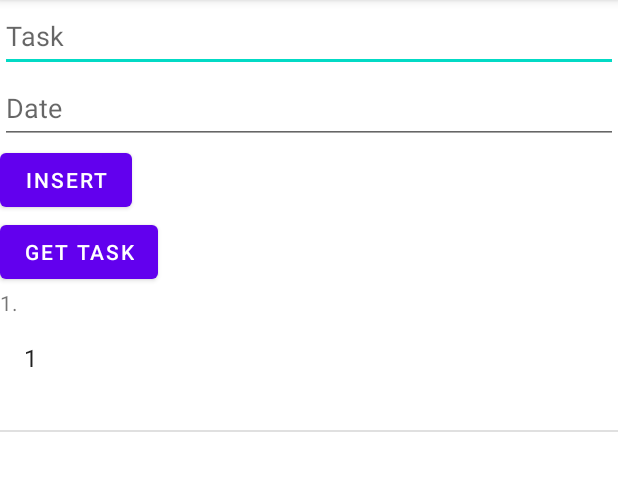
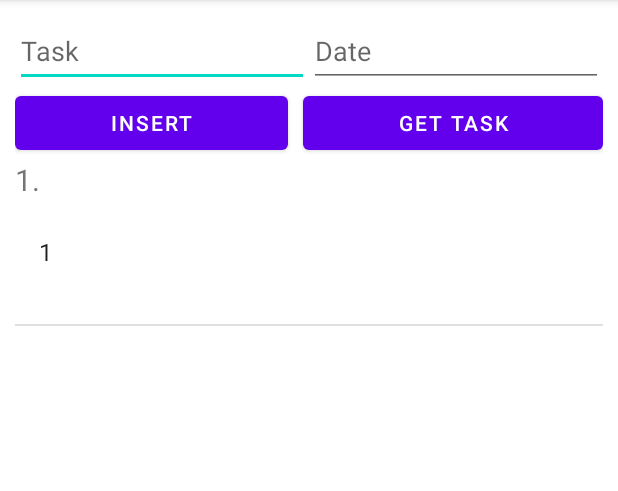
Before and after one commit to 20029699-Yap-Branlynn/L08_DemoDatabase, an Android app: the screen it shows after launch (MainActivity), after a tap on "GET TASK", on a phone screen of 412 x 824 dp, the part 84-575 px from its top. Run offline under Robolectric (Android 15) with nearby library versions, the phone set to English and light mode, and no system bars.

```diff
--- a/app/src/main/java/sg/edu/rp/c346/id20029699/demodatabase/DBHelper.java
+++ b/app/src/main/java/sg/edu/rp/c346/id20029699/demodatabase/DBHelper.java
@@ -59,6 +59,7 @@ public class DBHelper extends SQLiteOpenHelper {
         values.put(COLUMN_DATE, date);
         // Insert the row into the TABLE_TASK
         db.insert(TABLE_TASK, null, values);
+
         // Close the database connection
         db.close();
     }
@@ -99,7 +100,8 @@ public class DBHelper extends SQLiteOpenHelper {
         String selectQuery = "SELECT " + COLUMN_ID + ", "
                 + COLUMN_DESCRIPTION + ", "
                 + COLUMN_DATE
-                + " FROM " + TABLE_TASK;
+                + " FROM " + TABLE_TASK
+                + " ORDER BY " + COLUMN_DESCRIPTION + " ASC";
 
         SQLiteDatabase db = this.getReadableDatabase();
         Cursor cursor = db.rawQuery(selectQuery, null);
@@ -118,4 +120,9 @@ public class DBHelper extends SQLiteOpenHelper {
         return tasks;
     }
 
+    public void delete(String D) {
+        String delete = "DELETE FROM " + TABLE_TASK;
+        SQLiteDatabase db = this.getWritableDatabase();
+        db.execSQL(delete);
+    }
 }
--- a/app/src/main/java/sg/edu/rp/c346/id20029699/demodatabase/MainActivity.java
+++ b/app/src/main/java/sg/edu/rp/c346/id20029699/demodatabase/MainActivity.java
@@ -2,6 +2,7 @@ package sg.edu.rp.c346.id20029699.demodatabase;
 
 import androidx.appcompat.app.AppCompatActivity;
 
+import android.database.sqlite.SQLiteDatabase;
 import android.os.Bundle;
 import android.util.Log;
 import android.view.View;
@@ -12,6 +13,10 @@ import android.widget.ListView;
 import android.widget.TextView;
 
 import java.util.ArrayList;
+
+import java.io.*;
+import java.util.Arrays;
+import java.util.Collections;
 
 public class MainActivity extends AppCompatActivity {
 
@@ -66,12 +71,16 @@ public class MainActivity extends AppCompatActivity {
                 tvResults.setText(txt);
 
                 DBHelper db2 = new DBHelper(MainActivity.this);
-                ArrayList<Task> a1 = new ArrayList<Task>(db2.getTasks());
+                ArrayList<Task> al2 = db2.getTasks();
                 db2.close();
-                ArrayAdapter list = new ArrayAdapter(MainActivity.this, android.R.layout.simple_list_item_1, a1);
+                ArrayAdapter list = new ArrayAdapter(MainActivity.this, android.R.layout.simple_list_item_1, al2);
+
                 lw.setAdapter(list);
-            }
+
+                }
         });
+
+
 
     }
 }
--- a/app/src/main/res/layout/activity_main.xml
+++ b/app/src/main/res/layout/activity_main.xml
@@ -2,13 +2,20 @@
 <LinearLayout xmlns:android="http://schemas.android.com/apk/res/android"
     android:layout_width="match_parent"
     android:layout_height="match_parent"
-    android:orientation="vertical">
+    android:orientation="vertical"
+    android:padding="10dp">
+
+    <LinearLayout
+        android:layout_width="match_parent"
+        android:layout_height="wrap_content"
+        android:orientation="horizontal">
 
         <EditText
             android:id="@+id/editTextTask"
             android:layout_width="match_parent"
             android:layout_height="wrap_content"
             android:ems="10"
+            android:layout_weight="1"
             android:hint="@string/task"
             android:inputType="textPersonName"
             android:minHeight="48dp" />
@@ -18,26 +25,41 @@
             android:layout_width="match_parent"
             android:layout_height="wrap_content"
             android:ems="10"
+            android:layout_weight="1"
             android:hint="@string/date"
             android:inputType="textPersonName"
             android:minHeight="48dp" />
+    </LinearLayout>
+
+    <LinearLayout
+        android:layout_width="match_parent"
+        android:layout_height="wrap_content"
+        android:orientation="horizontal">
 
         <Button
             android:id="@+id/btnInsert"
             android:layout_width="wrap_content"
             android:layout_height="wrap_content"
+            android:layout_weight="1"
             android:text="Insert" />
+
+        <Space
+            android:layout_width="10dp"
+            android:layout_height="10dp" />
 
         <Button
             android:id="@+id/btnGetTasks"
             android:layout_width="wrap_content"
             android:layout_height="wrap_content"
+            android:layout_weight="1"
             android:text="Get Task" />
+    </LinearLayout>
 
     <TextView
         android:id="@+id/tvResults"
         android:layout_width="match_parent"
-        android:layout_height="wrap_content" />
+        android:layout_height="wrap_content"
+        android:textSize="20sp" />
 
     <ListView
         android:id="@+id/listView"
```
Lines whose indentation alone changed are shown as unchanged.
